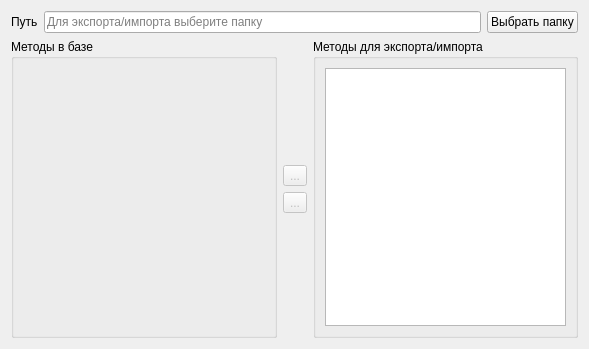
This is data/zrmmethodexportimport.ui in dostapazov/powermon_v4 as Qt 5 draws it before an edit. The edited form follows.
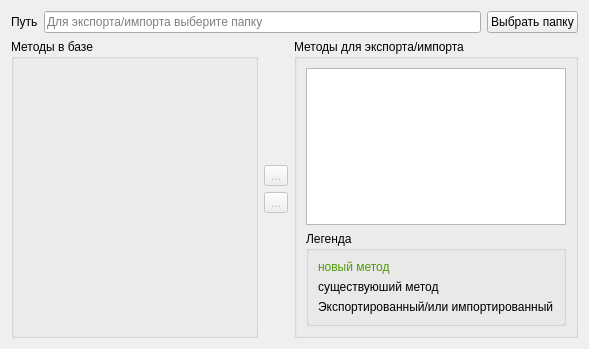
This is the edited form. Icons and pictures are not drawn. Custom widgets are drawn as their Qt base class.

The edit to the form file:
```diff
--- a/data/zrmmethodexportimport.ui
+++ b/data/zrmmethodexportimport.ui
@@ -154,6 +154,39 @@
         <item>
          <widget class="QListWidget" name="methodsList"/>
         </item>
+        <item>
+         <widget class="QGroupBox" name="legendBox">
+          <property name="title">
+           <string>Легенда</string>
+          </property>
+          <layout class="QVBoxLayout" name="verticalLayout_5">
+           <item>
+            <widget class="QLabel" name="importedNotExists">
+             <property name="styleSheet">
+              <string notr="true">color: rgb(78, 154, 6);</string>
+             </property>
+             <property name="text">
+              <string>новый метод</string>
+             </property>
+            </widget>
+           </item>
+           <item>
+            <widget class="QLabel" name="importedExists">
+             <property name="text">
+              <string>существуюший метод </string>
+             </property>
+            </widget>
+           </item>
+           <item>
+            <widget class="QLabel" name="exported">
+             <property name="text">
+              <string>Экспортированный/или импортированный</string>
+             </property>
+            </widget>
+           </item>
+          </layout>
+         </widget>
+        </item>
        </layout>
       </widget>
      </item>
```
Left out of the diff: 2 changed lines with no effect on the pictures.
